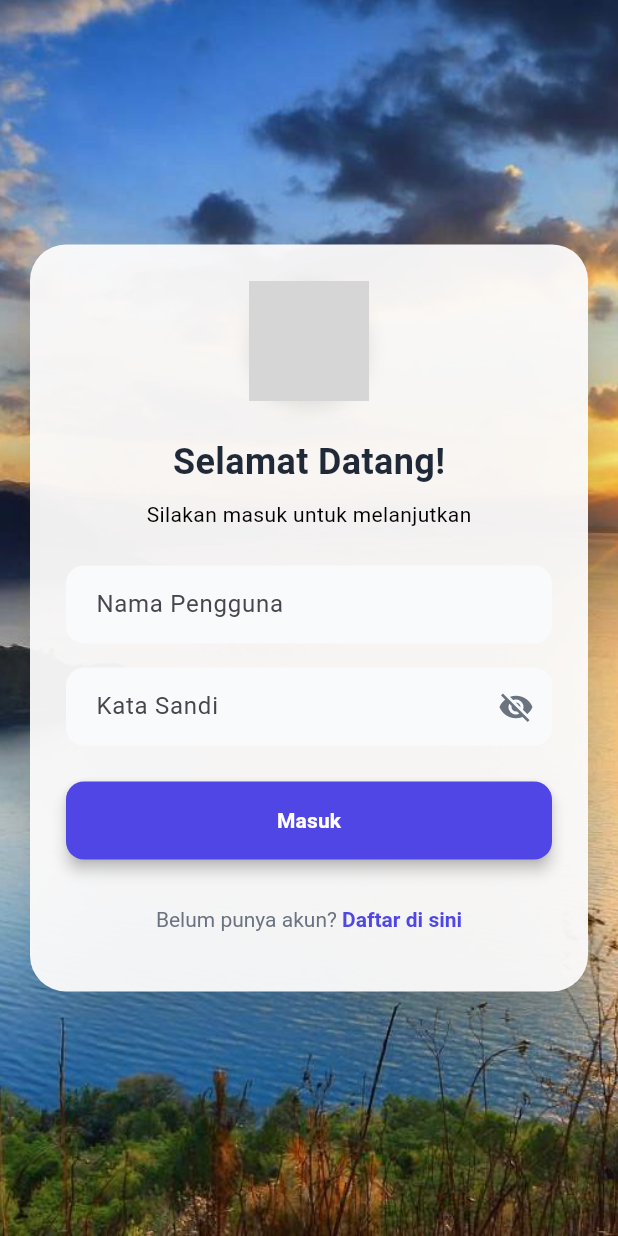
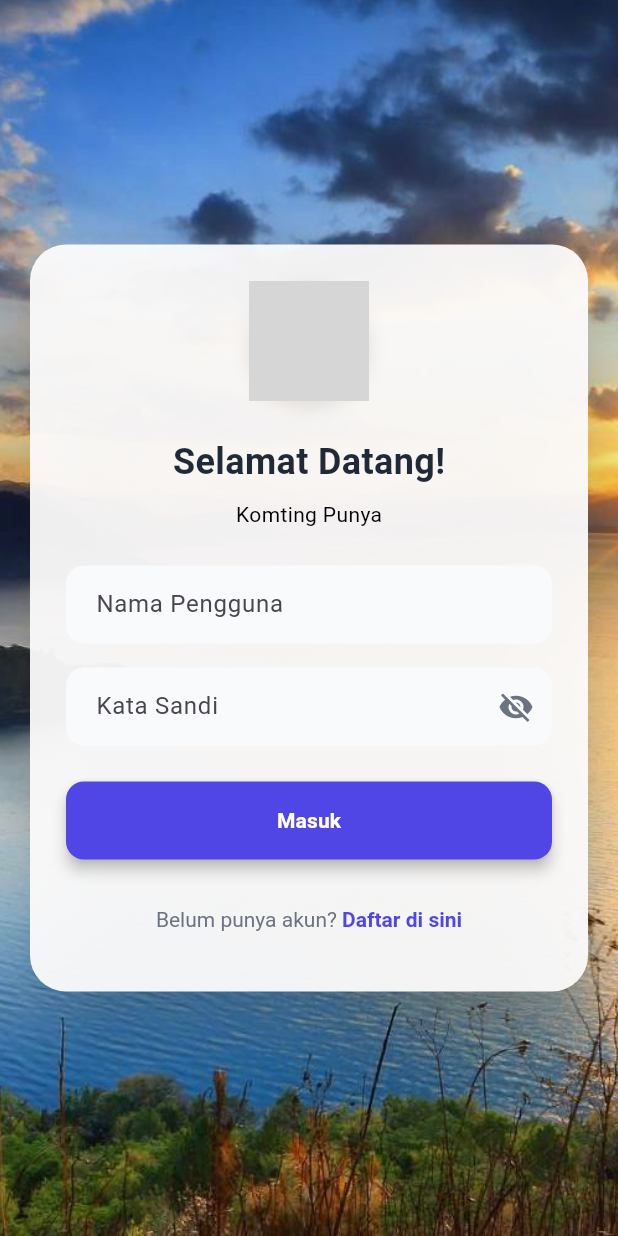
Before and after one commit to torarizal/Destination_Dash, a Flutter app: the screen it shows after launch, on a phone screen of 412 x 824 dp. Run offline on Flutter 3.47's test engine with Material 3 defaults, Android fonts, the phone set to English and light mode, and no system bars; our stand-ins replace carousel_slider, font_awesome_flutter, google_fonts; grey boxes are pictures that could not be loaded.

Commit message:
login page update

```diff
--- a/lib/screens/login_screen.dart
+++ b/lib/screens/login_screen.dart
@@ -182,7 +182,7 @@
                         ),
                         const SizedBox(height: 8),
                         const Text(
-                          'Silakan masuk untuk melanjutkan',
+                          'Komting Punya',
                           style: TextStyle(
                             fontSize: 14,
                             color: Color.fromARGB(255, 0, 0, 0),
```
